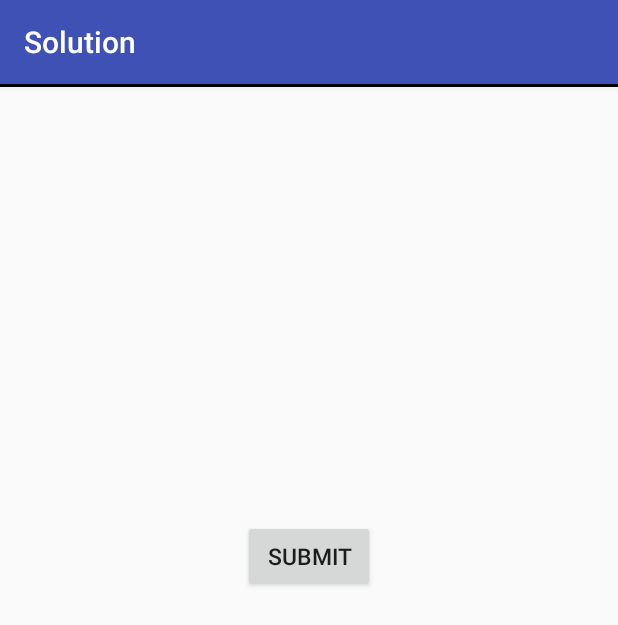
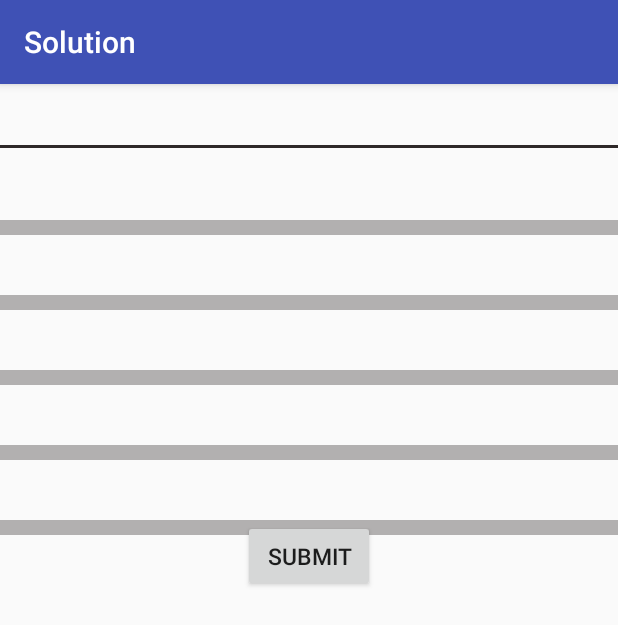
Before and after one commit to Unagifan/APComputerSciencePrep, an Android app: the SolutionActivity screen opened directly, with no data from a screen before it, on a phone screen of 412 x 824 dp. Shown: the top 625 px of the screen. Run offline under Robolectric (Android 15) with nearby library versions, the phone set to English and light mode, and no system bars.

Commit message:
Answer Styles, Dividers, Good Progress
I added a custom style which can be used to mark the dividers between answers and questions then answers. As styles these can be easily customized and changed with less hassle than before. Also refactored question activity's mapping into a new method to reduce clutter.

```diff
--- a/app/src/main/java/com/example/andykhuu/apcomputerscienceprep/QuestionActivity.java
+++ b/app/src/main/java/com/example/andykhuu/apcomputerscienceprep/QuestionActivity.java
@@ -30,6 +30,12 @@ public class QuestionActivity extends AppCompatActivity {
         //Determine which textView contains the correct answer
         correctAnswer = QUESTION.getCorrectAnswer();
 
+        answerSelection();
+
+
+    }
+
+    private void answerSelection(){
         TextView question = (TextView) findViewById(R.id.question);
         question.setText(QUESTION.getQuestion());
 
@@ -93,6 +99,5 @@ public class QuestionActivity extends AppCompatActivity {
                 }
             }
         });
-
     }
 }
--- a/app/src/main/res/drawable/border.xml
+++ b/app/src/main/res/drawable/border.xml
@@ -3,7 +3,7 @@
     <shape xmlns:android="http://schemas.android.com/apk/res/android"
         android:shape="rectangle">
         <stroke
-            android:width="2px"
+            android:width="2dp"
             android:color= "#000000" />
     </shape>
 </selector>
--- a/app/src/main/res/layout/questionlayout_main.xml
+++ b/app/src/main/res/layout/questionlayout_main.xml
@@ -10,32 +10,58 @@
             android:textSize="30sp"
             android:layout_width="wrap_content"
             android:layout_height="wrap_content" />
+
         <View
-            style = "@style/Divider"/>
+            style = "@style/questionAnswerDivider"
+            android:layout_below="@id/question"/>
+
         <TextView
             android:id="@+id/answer0"
             android:layout_below="@id/question"
             style = "@style/answerStyle" />
+
+        <View
+            style = "@style/answerDivider"
+            android:layout_below="@id/answer0"/>
+
         <TextView
             android:id="@+id/answer1"
             android:layout_below="@id/answer0"
             style = "@style/answerStyle"/>
+
+        <View
+            style = "@style/answerDivider"
+            android:layout_below="@id/answer1"/>
+
         <TextView
             android:id="@+id/answer2"
             android:layout_below="@id/answer1"
             style = "@style/answerStyle"/>
+
+        <View
+            style = "@style/answerDivider"
+            android:layout_below="@id/answer2"/>
         <TextView
             android:id="@+id/answer3"
             android:layout_below="@id/answer2"
             style = "@style/answerStyle"/>
+
+        <View
+            style = "@style/answerDivider"
+            android:layout_below="@id/answer3"/>
         <TextView
             android:id="@+id/answer4"
             android:layout_below="@id/answer3"
             style = "@style/answerStyle"/>
 
+        <View
+            style = "@style/answerDivider"
+            android:layout_below="@id/answer4"/>
+
         <Button
             android:id="@+id/submit"
             android:textSize="15sp"
+            android:paddingTop="10dp"
             android:layout_below="@id/answer4"
             android:layout_width="wrap_content"
             android:layout_height="wrap_content"
--- a/app/src/main/res/values/styles.xml
+++ b/app/src/main/res/values/styles.xml
@@ -23,13 +23,21 @@
         <item name = "android:background"> @drawable/border </item>
         <item name = "android:layout_width"> wrap_content </item>
         <item name = "android:layout_height"> 50dp </item>
+        <item name = "android:paddingTop">10dp</item>
     </style>
 
-    <!--Basic black divider-->
-    <style name="Divider">
+    <!--Basic gray divider between answer choices-->
+    <style name="answerDivider">
+        <item name="android:layout_width">match_parent</item>
+        <item name="android:layout_height">10dp</item>
+        <item name="android:background">#B2B0B0</item>
+    </style>
+
+    <!--Thin Divider between question and answers-->
+    <style name="questionAnswerDivider">
         <item name="android:layout_width">match_parent</item>
         <item name="android:layout_height">2dp</item>
-        <item name="android:background">#000000</item>
+        <item name="android:background">#2E2828</item>
     </style>
 
 </resources>
```
